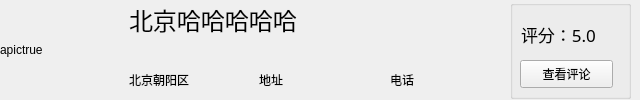
Old version of the form wgt_hotel.ui in the repository ziho719/HMS.
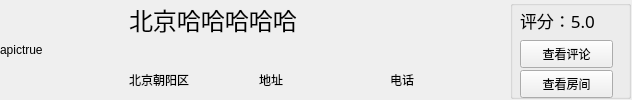
New version of the form.

Commit message: 完成了评论窗口，完成了房间list，预定界面还差btn没有设置

The edit to the form file:
```diff
--- a/wgt_hotel.ui
+++ b/wgt_hotel.ui
@@ -6,7 +6,7 @@
    <rect>
     <x>0</x>
     <y>0</y>
-    <width>640</width>
+    <width>632</width>
     <height>100</height>
    </rect>
   </property>
@@ -105,7 +105,7 @@
     <property name="geometry">
      <rect>
       <x>10</x>
-      <y>60</y>
+      <y>40</y>
       <width>93</width>
       <height>28</height>
      </rect>
@@ -117,8 +117,8 @@
    <widget class="QLabel" name="l_mark">
     <property name="geometry">
      <rect>
-      <x>11</x>
-      <y>14</y>
+      <x>10</x>
+      <y>0</y>
       <width>101</width>
       <height>41</height>
      </rect>
@@ -133,6 +133,19 @@
      <string>评分：5.0</string>
     </property>
    </widget>
+   <widget class="QPushButton" name="pBtn_detail">
+    <property name="geometry">
+     <rect>
+      <x>10</x>
+      <y>70</y>
+      <width>93</width>
+      <height>28</height>
+     </rect>
+    </property>
+    <property name="text">
+     <string>查看房间</string>
+    </property>
+   </widget>
   </widget>
  </widget>
  <resources/>
```
The commit also changes 15 other files.
